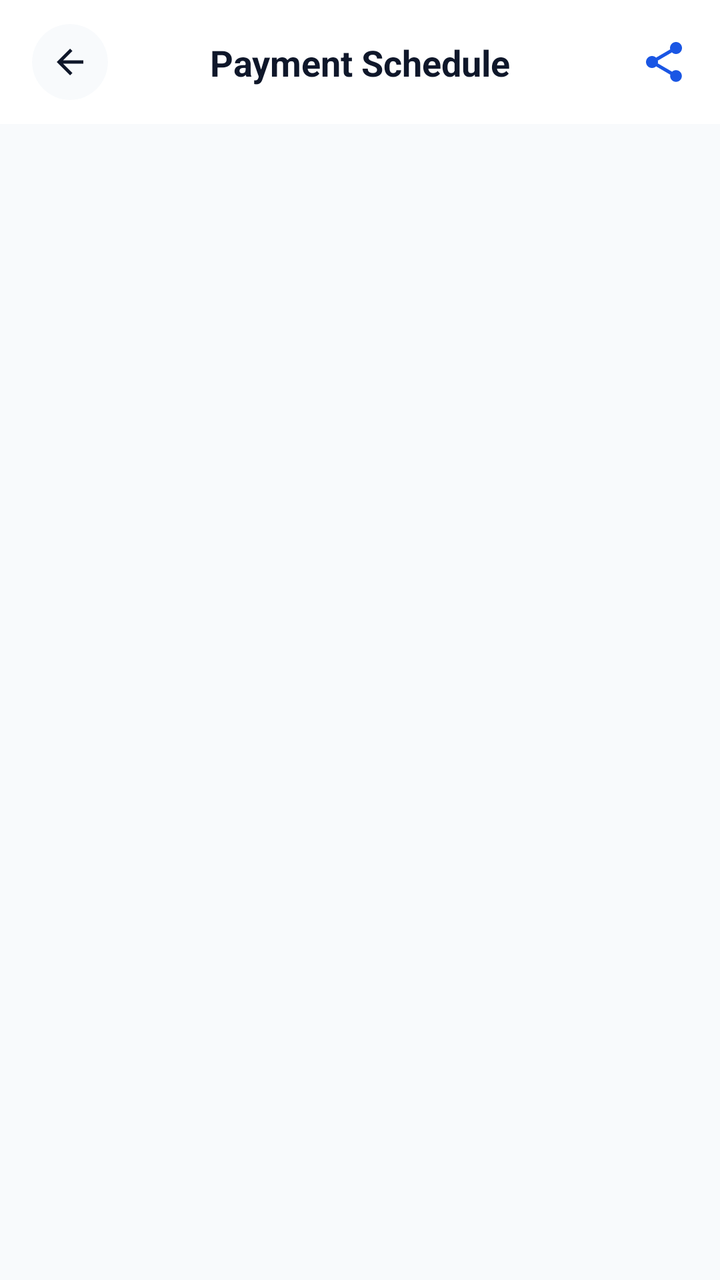
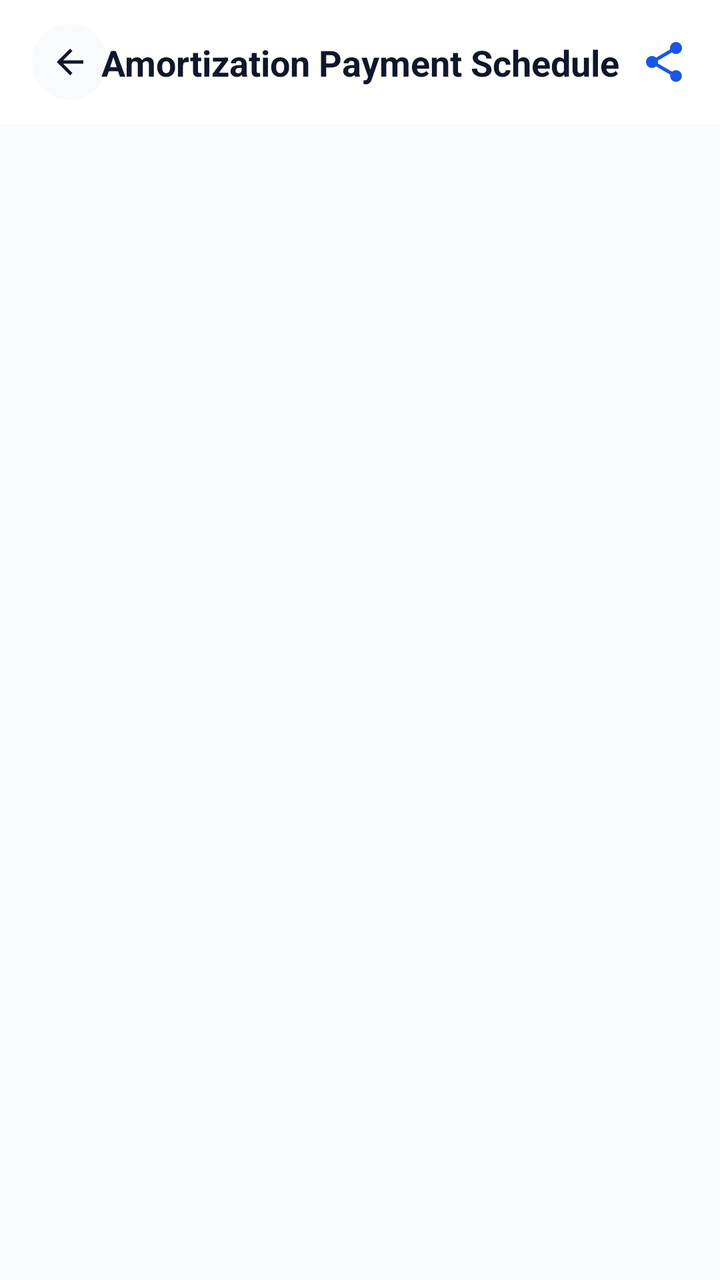

An Android layout rendered at two revisions. The XML below is the earlier revision; the diff shows what the commit changed to produce the second picture.
<!-- AndroidManifest.xml: application theme Theme.Calculatoremi -->
<!-- res/layout/activity_amortization_schedule.xml -->
<?xml version="1.0" encoding="utf-8"?>
<LinearLayout xmlns:android="http://schemas.android.com/apk/res/android"
    xmlns:app="http://schemas.android.com/apk/res-auto"
    android:layout_width="match_parent"
    android:layout_height="match_parent"
    android:background="@color/background"
    android:orientation="vertical">

    
    <androidx.constraintlayout.widget.ConstraintLayout
        android:id="@+id/resultHeader"
        android:layout_width="match_parent"
        android:layout_height="wrap_content"
        android:minHeight="55dp"
        android:background="@color/surface"
        android:elevation="0dp"
        android:paddingStart="16dp"
        android:paddingTop="12dp"
        android:paddingEnd="16dp"
        android:paddingBottom="12dp">

        <com.google.android.material.card.MaterialCardView
            android:id="@+id/btnBackResultContainer"
            android:layout_width="38dp"
            android:layout_height="38dp"
            app:cardBackgroundColor="@color/background"
            app:cardCornerRadius="19dp"
            app:cardElevation="0dp"
            app:strokeWidth="0dp"
            app:layout_constraintBottom_toBottomOf="parent"
            app:layout_constraintStart_toStartOf="parent"
            app:layout_constraintTop_toTopOf="parent">

            <ImageView
                android:id="@+id/btnBackResult"
                android:layout_width="20dp"
                android:layout_height="20dp"
                android:layout_gravity="center"
                android:src="@drawable/ic_arrow_back"
                app:tint="@color/text_primary" />
        </com.google.android.material.card.MaterialCardView>

        <TextView
            android:id="@+id/txtResultTitle"
            android:layout_width="wrap_content"
            android:layout_height="wrap_content"
            android:text="Payment Schedule"
            android:textColor="@color/text_primary"
            android:textSize="18sp"
            android:textStyle="bold"
            app:layout_constraintBottom_toBottomOf="parent"
            app:layout_constraintEnd_toEndOf="parent"
            app:layout_constraintStart_toStartOf="parent"
            app:layout_constraintTop_toTopOf="parent" />

        <ImageView
            android:id="@+id/btnShare"
            android:layout_width="24dp"
            android:layout_height="24dp"
            android:background="?attr/selectableItemBackgroundBorderless"
            android:src="@drawable/ic_share"
            app:layout_constraintBottom_toBottomOf="parent"
            app:layout_constraintEnd_toEndOf="parent"
            app:layout_constraintTop_toTopOf="parent"
            app:tint="#1A56E4" />

    </androidx.constraintlayout.widget.ConstraintLayout>

    
    <androidx.recyclerview.widget.RecyclerView
        android:id="@+id/recyclerSchedule"
        android:layout_width="match_parent"
        android:layout_height="match_parent"
        android:clipToPadding="false"
        android:padding="16dp" />

</LinearLayout>
<!-- resources referenced by this layout -->
<resources>
  <color name="background">#F8FAFC</color>
  <color name="surface">#FFFFFF</color>
  <color name="text_primary">#0F172A</color>
  <!-- drawable ic_arrow_back (drawable) -->
  <vector xmlns:android="http://schemas.android.com/apk/res/android"
      android:width="24dp"
      android:height="24dp"
      android:viewportWidth="960"
      android:viewportHeight="960">
    <path
        android:pathData="m313,520 l224,224 -57,56 -320,-320 320,-320 57,56 -224,224h487v80L313,520Z"
        android:fillColor="#e3e3e3"/>
  </vector>
  <!-- drawable ic_share (drawable) -->
  <vector xmlns:android="http://schemas.android.com/apk/res/android"
      android:width="24dp"
      android:height="24dp"
      android:viewportWidth="24"
      android:viewportHeight="24">
    <path
        android:fillColor="#FF000000"
        android:pathData="M18,16.08c-0.76,0 -1.44,0.3 -1.96,0.77L8.91,12.7c0.05,-0.23 0.09,-0.46 0.09,-0.7s-0.04,-0.47 -0.09,-0.7l7.05,-4.11c0.54,0.5 1.25,0.81 2.04,0.81 1.66,0 3,-1.34 3,-3s-1.34,-3 -3,-3s-3,1.34 -3,3c0,0.24 0.04,0.47 0.09,0.7L8.04,9.81C7.5,9.31 6.79,9 6,9c-1.66,0 -3,1.34 -3,3s1.34,3 3,3c0.79,0 1.5,-0.31 2.04,-0.81l7.12,4.16c-0.05,0.21 -0.08,0.43 -0.08,0.65 0,1.61 1.31,2.92 2.92,2.92s2.92,-1.31 2.92,-2.92s-1.31,-2.92 -2.92,-2.92z"/>
  </vector>
  <style name="Theme.Calculatoremi" parent="Base.Theme.Calculatoremi" />
  <style name="Base.Theme.Calculatoremi" parent="Theme.Material3.DayNight.NoActionBar">
          <item name="android:statusBarColor">@android:color/transparent</item>
          <item name="android:navigationBarColor">@android:color/transparent</item>
          <item name="android:windowLightStatusBar">true</item>
          <item name="android:windowLightNavigationBar">true</item>
          <item name="colorPrimary">@color/primary</item>
          <item name="colorOnPrimary">#FFFFFF</item>
          <item name="colorSecondary">@color/gradient_accent</item>
          <item name="colorOnSecondary">#FFFFFF</item>
      </style>
  <color name="primary">#4F46E5</color>
  <color name="gradient_accent">#818CF8</color>
</resources>

<!-- the commit's change to res/layout/activity_amortization_schedule.xml (unified diff, before → after) -->
@@ -44,7 +44,7 @@
             android:id="@+id/txtResultTitle"
             android:layout_width="wrap_content"
             android:layout_height="wrap_content"
-            android:text="Payment Schedule"
+            android:text="@string/schedule_title"
             android:textColor="@color/text_primary"
             android:textSize="18sp"
             android:textStyle="bold"
<!-- resource entries referenced after the edit -->
@@ -23,6 +23,7 @@
         android:fillColor="#FF000000"
         android:pathData="M18,16.08c-0.76,0 -1.44,0.3 -1.96,0.77L8.91,12.7c0.05,-0.23 0.09,-0.46 0.09,-0.7s-0.04,-0.47 -0.09,-0.7l7.05,-4.11c0.54,0.5 1.25,0.81 2.04,0.81 1.66,0 3,-1.34 3,-3s-1.34,-3 -3,-3s-3,1.34 -3,3c0,0.24 0.04,0.47 0.09,0.7L8.04,9.81C7.5,9.31 6.79,9 6,9c-1.66,0 -3,1.34 -3,3s1.34,3 3,3c0.79,0 1.5,-0.31 2.04,-0.81l7.12,4.16c-0.05,0.21 -0.08,0.43 -0.08,0.65 0,1.61 1.31,2.92 2.92,2.92s2.92,-1.31 2.92,-2.92s-1.31,-2.92 -2.92,-2.92z"/>
   </vector>
+  <string name="schedule_title">Amortization Payment Schedule</string>
   <style name="Theme.Calculatoremi" parent="Base.Theme.Calculatoremi" />
   <style name="Base.Theme.Calculatoremi" parent="Theme.Material3.DayNight.NoActionBar">
           <item name="android:statusBarColor">@android:color/transparent</item>
